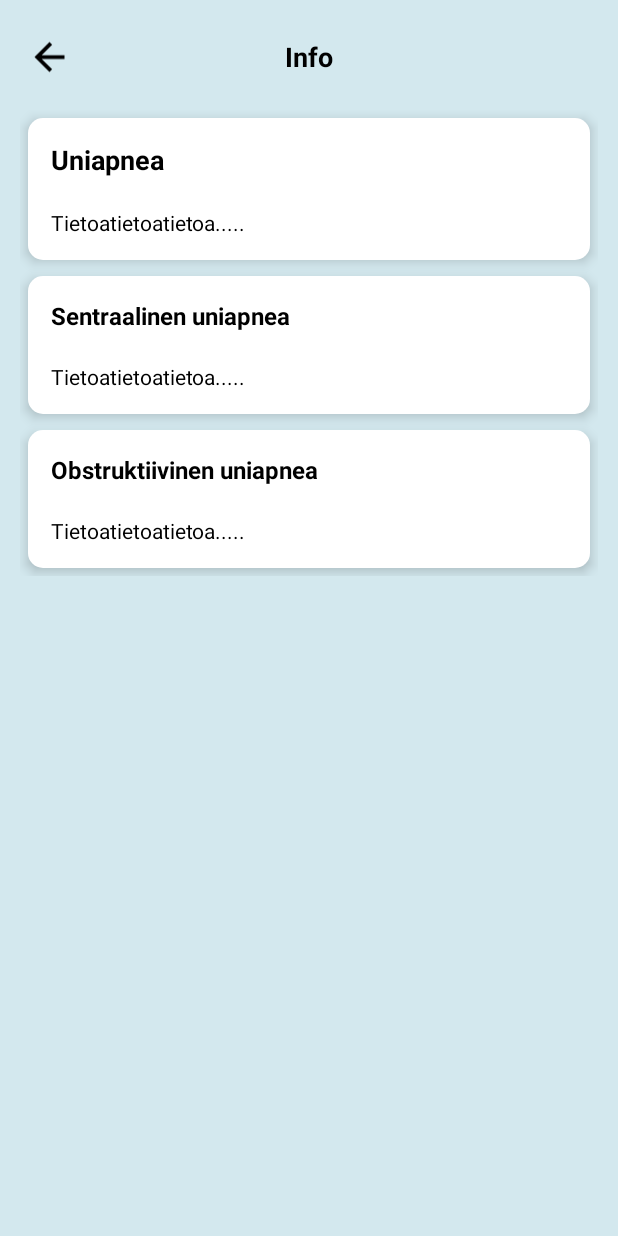
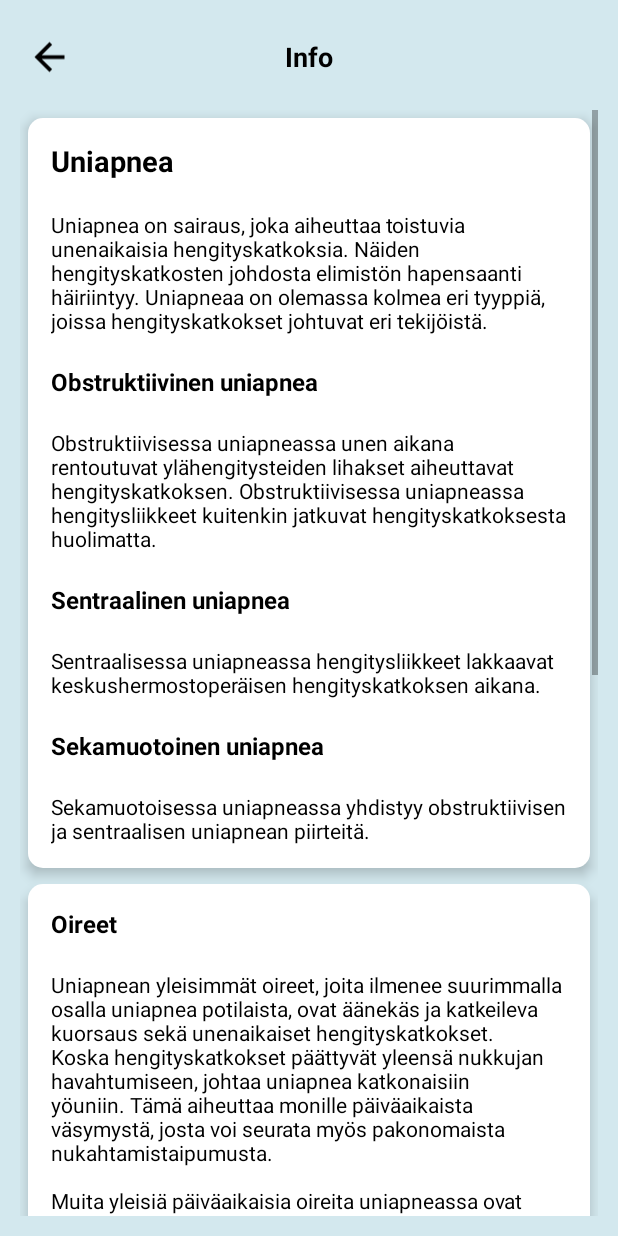
Before and after one commit to mikaelgus/scedited, an Android app: the InfoActivity screen opened directly, with no data from a screen before it, on a phone screen of 412 x 824 dp. Run offline under Robolectric (Android 15) with nearby library versions, the phone set to English and light mode, and no system bars; our stand-ins replace ButterKnife.

Commit message:
Infotexts added

```diff
--- a/src/main/res/layout/activity_info.xml
+++ b/src/main/res/layout/activity_info.xml
@@ -56,7 +56,7 @@
                     android:layout_height="wrap_content"
                     android:text="@string/uniapnea"
                     android:textColor="@android:color/black"
-                    android:textSize="18sp"
+                    android:textSize="19sp"
                     android:textStyle="bold"/>
 
                 <TextView
@@ -64,7 +64,55 @@
                     android:layout_height="wrap_content"
                     android:layout_marginTop="20dp"
                     android:textColor="@android:color/black"
-                    android:text="Tietoatietoatietoa....."/>
+                    android:text="Uniapnea on sairaus, joka aiheuttaa toistuvia unenaikaisia hengityskatkoksia. Näiden hengityskatkosten johdosta elimistön hapensaanti häiriintyy. Uniapneaa on olemassa kolmea eri tyyppiä, joissa hengityskatkokset johtuvat eri tekijöistä. "/>
+
+                <TextView
+                    android:layout_width="match_parent"
+                    android:layout_height="wrap_content"
+                    android:layout_marginTop="20dp"
+                    android:text="@string/obstruktiivinen_uniapnea"
+                    android:textColor="@android:color/black"
+                    android:textSize="16sp"
+                    android:textStyle="bold"/>
+
+                <TextView
+                    android:layout_width="match_parent"
+                    android:layout_height="wrap_content"
+                    android:layout_marginTop="20dp"
+                    android:textColor="@android:color/black"
+                    android:text="Obstruktiivisessa uniapneassa unen aikana rentoutuvat ylähengitysteiden lihakset aiheuttavat hengityskatkoksen. Obstruktiivisessa uniapneassa hengitysliikkeet kuitenkin jatkuvat hengityskatkoksesta huolimatta.  "/>
+
+                <TextView
+                    android:layout_width="match_parent"
+                    android:layout_height="wrap_content"
+                    android:layout_marginTop="20dp"
+                    android:text="@string/sentraalinen_uniapnea"
+                    android:textColor="@android:color/black"
+                    android:textSize="16sp"
+                    android:textStyle="bold"/>
+
+                <TextView
+                    android:layout_width="match_parent"
+                    android:layout_height="wrap_content"
+                    android:layout_marginTop="20dp"
+                    android:textColor="@android:color/black"
+                    android:text="Sentraalisessa uniapneassa hengitysliikkeet lakkaavat keskushermostoperäisen hengityskatkoksen aikana.  "/>
+
+                <TextView
+                    android:layout_width="match_parent"
+                    android:layout_height="wrap_content"
+                    android:layout_marginTop="20dp"
+                    android:text="Sekamuotoinen uniapnea"
+                    android:textColor="@android:color/black"
+                    android:textSize="16sp"
+                    android:textStyle="bold"/>
+
+                <TextView
+                    android:layout_width="match_parent"
+                    android:layout_height="wrap_content"
+                    android:layout_marginTop="20dp"
+                    android:textColor="@android:color/black"
+                    android:text="Sekamuotoisessa uniapneassa yhdistyy obstruktiivisen ja sentraalisen uniapnean piirteitä.  "/>
 
             </LinearLayout>
 
@@ -80,7 +128,7 @@
                 <TextView
                     android:layout_width="match_parent"
                     android:layout_height="wrap_content"
-                    android:text="@string/sentraalinen_uniapnea"
+                    android:text="Oireet"
                     android:textColor="@android:color/black"
                     android:textSize="16sp"
                     android:textStyle="bold"/>
@@ -90,7 +138,8 @@
                     android:layout_height="wrap_content"
                     android:layout_marginTop="20dp"
                     android:textColor="@android:color/black"
-                    android:text="Tietoatietoatietoa....."/>
+                    android:text="Uniapnean yleisimmät oireet, joita ilmenee suurimmalla osalla uniapnea potilaista, ovat äänekäs ja katkeileva kuorsaus sekä unenaikaiset hengityskatkokset. Koska hengityskatkokset päättyvät yleensä nukkujan havahtumiseen, johtaa uniapnea katkonaisiin yöuniin. Tämä aiheuttaa monille päiväaikaista väsymystä, josta voi seurata myös pakonomaista nukahtamistaipumusta.
+                    \n\nMuita yleisiä päiväaikaisia oireita uniapneassa ovat muun muassa aamuisin ilmenevä päänsärky, muisti- ja mielialahäiriöt, keskittymisvaikeudet sekä impotenssi. Yön aikana voi uniapnean seurauksena esiintyä myös lisääntynyttä virtsaamisen tarvetta, hikoilua sekä suun kuivuutta. Oireet ovat pitkälti samanlaisia kaikissa eri tyypeissä."/>
 
             </LinearLayout>
 
@@ -106,7 +155,7 @@
                 <TextView
                     android:layout_width="match_parent"
                     android:layout_height="wrap_content"
-                    android:text="@string/obstruktiivinen_uniapnea"
+                    android:text="Diagnostiset kriteerit"
                     android:textColor="@android:color/black"
                     android:textSize="16sp"
                     android:textStyle="bold"/>
@@ -116,7 +165,35 @@
                     android:layout_height="wrap_content"
                     android:layout_marginTop="20dp"
                     android:textColor="@android:color/black"
-                    android:text="Tietoatietoatietoa....."/>
+                    android:text="Apnea eli hengityskatko havaitaan rekisteröinnissä, kun hengityksen ilmavirtaus vähenee vähintään 90 % minimissään kymmenen sekunnin ajan. Hypopneassa hengityksen ilmavirtaus vähenee vähintään 30 % minimissään kymmenen sekunnin ajan ja siihen liittyy joko vähintään 3 %:n alenema valtimoveren happipitoisuudessa tai herääminen unesta.
+                    \n\nUnirekisteröinnillä määritellään potilaan AHI (apnea-hypopnea indeksi), joka tarkoittaa keskimääräistä hengitystapahtumien määrää tunnissa rekisteröinnin aikana.
+                    \n\nNormaali lukema AH-indeksissä on alle 5 apneaa tai hypopneaa tunnissa. 5–14 hengitystapahtumaa tunnissa merkitsee indeksin mukaan lievää uniapneaa, 15–29 keskivaikeaa ja yli 30 vaikeaa uniapneaa."/>
+
+            </LinearLayout>
+
+            <LinearLayout
+                android:background="@drawable/white_rounded_background"
+                android:layout_width="match_parent"
+                android:layout_height="wrap_content"
+                android:orientation="vertical"
+                android:padding="15dp"
+                android:layout_margin="5dp"
+                android:elevation="5dp">
+
+                <TextView
+                    android:layout_width="match_parent"
+                    android:layout_height="wrap_content"
+                    android:text="Altistavat tekijät ja esiintyvyys"
+                    android:textColor="@android:color/black"
+                    android:textSize="16sp"
+                    android:textStyle="bold"/>
+
+                <TextView
+                    android:layout_width="match_parent"
+                    android:layout_height="wrap_content"
+                    android:layout_marginTop="20dp"
+                    android:textColor="@android:color/black"
+                    android:text="Sentraalinen uniapnea on yleistä sydän- ja verisuonitauteja, kuten sydämen vajaatoimintaa, eteisvärinää ja aivohalvauksia sairastavilla henkilöillä. Myös tietyt lääkkeet, kuten opiaatit ja natriumoksibatoni voivat aiheuttaa sentraalista uniapneaa. Lisäksi munuaisten vajaatoiminta, akromegalia sekä tyypin 1 ja 2 diabetes voivat altistaa sentraaliselle uniapnealle. Samoin pitkälle edenneessä keuhkosairaudessa ja neuromuskulaarisairauksissa voi esiintyä sentraalista uniapneaa ja hypoventilaatiota."/>
 
             </LinearLayout>
 
```
